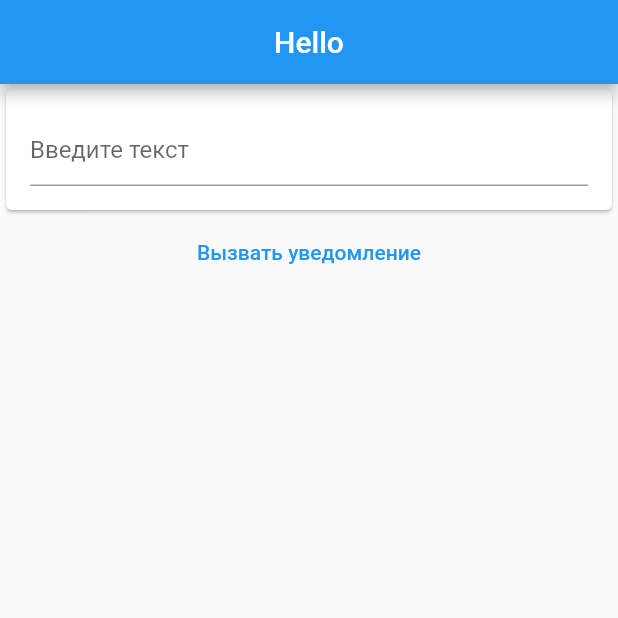
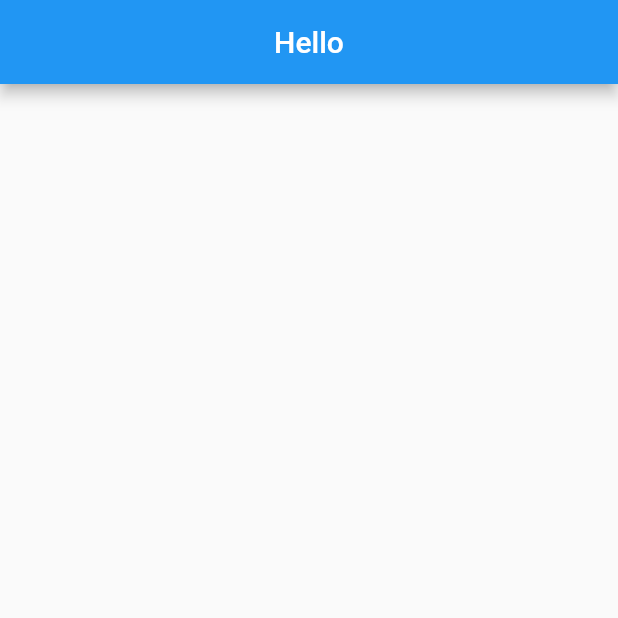
Before and after one commit to antonsek/FlutterApp, a Flutter app: the screen it shows after launch, on a phone screen of 412 x 824 dp, the top half of it. Run offline on Flutter 3.47's test engine with Material 2 defaults, Android fonts, the phone set to English and light mode, and no system bars.

Commit message:
Create project

```diff
--- a/lib/main.dart
+++ b/lib/main.dart
@@ -12,29 +12,7 @@ class MyApp extends StatelessWidget {
           title: Text('Hello'),
           centerTitle: true,
         ),
-        body: Center(
-          child: Column(
-            children: [
-              Card(
-                child: Padding(
-                      padding: EdgeInsets.all(16.0),
-                      child: TextField(
-                        decoration: InputDecoration(
-                          hintText: 'Введите текст'
-                        ),
-                      ),
-                    ),
-              ),
-              TextButton(
-                style: ButtonStyle(
-                foregroundColor: MaterialStateProperty.all<Color>(Colors.blue),
-                ),
-                onPressed: () { },
-                child: Text('Вызвать уведомление'),
-              )
-            ],
-          ),
-        ),
+        //body:
       ),
     );
   }
```
